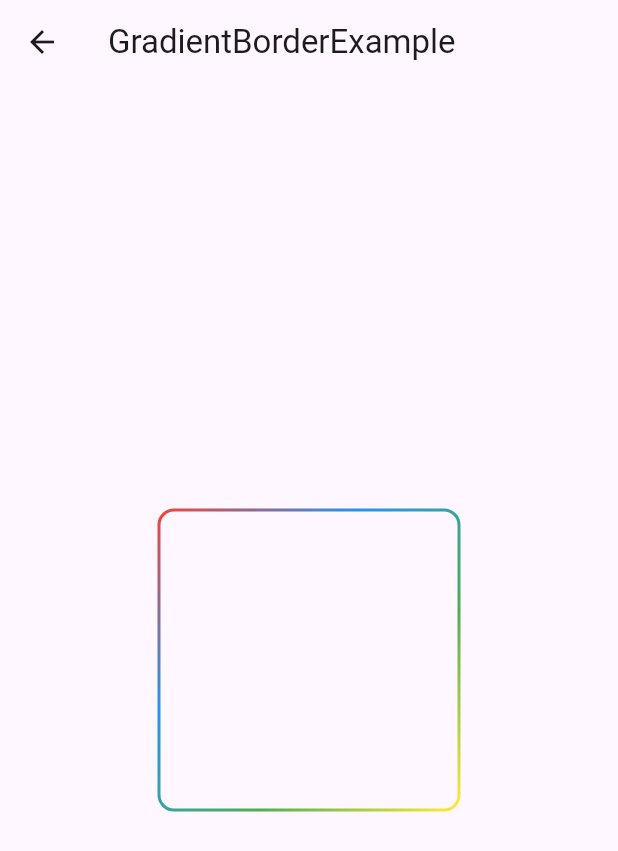
After one commit to ArturoYi/fast_package, a Flutter app: the GradientBorderExample screen opened by its route, on a phone screen of 412 x 824 dp. The commit adds this screen. Shown: the top 851 px of the screen. Run offline on Flutter 3.47's test engine with Material 3 defaults, Android fonts, the phone set to English and light mode, and no system bars.

Commit message:
渐变边框

```diff
--- /dev/null
+++ b/example/lib/pages/gradient_border_example/gradient_border_example.dart
@@ -0,0 +1,51 @@
+import 'package:fast_package/fast_gradient_borders/gradient_box_borders.dart';
+import 'package:flutter/material.dart';
+
+class GradientBorderExample extends StatefulWidget {
+  const GradientBorderExample({super.key});
+
+  @override
+  State<GradientBorderExample> createState() => _GradientBorderExampleState();
+}
+
+class _GradientBorderExampleState extends State<GradientBorderExample> {
+  @override
+  Widget build(BuildContext context) {
+    return Scaffold(
+      appBar: AppBar(
+        title: const Text("GradientBorderExample"),
+      ),
+      body: Center(
+        child: Column(
+          mainAxisAlignment: MainAxisAlignment.center,
+          crossAxisAlignment: CrossAxisAlignment.center,
+          children: [
+            const SizedBox(
+              width: double.infinity,
+            ),
+            Container(
+              width: 200,
+              height: 200,
+              decoration: const BoxDecoration(
+                border: GradientBoxBorders(
+                  gradient: LinearGradient(
+                    colors: [
+                      Colors.red,
+                      Colors.blue,
+                      Colors.green,
+                      Colors.yellow,
+                    ],
+                    begin: Alignment.topLeft,
+                    end: Alignment.bottomRight
+                  ),
+                  width: 2,
+                ),
+                borderRadius: BorderRadius.all(Radius.circular(10)),
+              ),
+            ),
+          ],
+        ),
+      ),
+    );
+  }
+}
--- a/example/lib/pages/index/example_index.dart
+++ b/example/lib/pages/index/example_index.dart
@@ -5,7 +5,8 @@ class ExampleIndex extends StatelessWidget {
   ExampleIndex({super.key});
 
   final List<ListType> exampleList = [
-    ListType(name: "double example", path: ExampleRoute.debounce),
+    ListType(name: "debounce example", path: ExampleRoute.debounce),
+    ListType(name: "border example", path: ExampleRoute.border),
   ];
 
   @override
--- a/example/lib/routes/routes.dart
+++ b/example/lib/routes/routes.dart
@@ -1,4 +1,5 @@
 import 'package:example/pages/debounce_example/debounce_example.dart';
+import 'package:example/pages/gradient_border_example/gradient_border_example.dart';
 import 'package:example/pages/index/example_index.dart';
 import 'package:flutter/cupertino.dart';
 
@@ -15,10 +16,13 @@ class ExampleRoute {
   static String overlay = '/overlay';
   //dash
   static String dash = '/dash';
+  //border
+  static String border = '/border';
 
   static Map<String, Widget Function(BuildContext)> get routes => {
         index: (context) => ExampleIndex(),
         detail: (context) => const Placeholder(),
         debounce: (context) => const DebounceExample(),
+        border: (context) => const GradientBorderExample(),
       };
 }
--- a/example/pubspec.yaml
+++ b/example/pubspec.yaml
@@ -13,7 +13,7 @@ dependencies:
   cupertino_icons: ^1.0.6
 
   fast_package:
-    path: ../../fast-package
+    path: ../../fast_package
 
 dev_dependencies:
   flutter_test:
--- a/lib/fast_debounce/fast_debounce.dart
+++ b/lib/fast_debounce/fast_debounce.dart
@@ -1,4 +1,4 @@
-import 'package:fast_package/use_package.dart';
+import 'dart:async' show Timer;
 
 /// 定义一个void回调作为参数，避免导入过多的包
 /// A void callback, i.e. (){}, so we don't need to import e.g. `dart.ui`
--- /dev/null
+++ b/lib/fast_gradient_borders/gradient_box_borders.dart
@@ -0,0 +1,127 @@
+import 'package:flutter/rendering.dart';
+
+/// A custom [BoxBorder] that paints a gradient border around a box.
+/// 一个自定义的 [BoxBorder]，用于在盒子周围绘制渐变边框。
+///
+/// This border can be used to create gradient borders for both rectangular and circular shapes.
+/// The gradient and width of the border can be customized through the constructor parameters.
+/// 这个边框可以用于创建矩形和圆形的渐变边框。
+/// 边框的渐变效果和宽度可以通过构造函数参数进行自定义。
+class GradientBoxBorders extends BoxBorder {
+  final Gradient gradient;
+  final double width;
+
+  /// Creates a gradient border with the specified [gradient] and [width].
+  /// 创建一个具有指定 [gradient] 和 [width] 的渐变边框。
+  ///
+  /// The [gradient] parameter defines how the border's color will transition.
+  /// [gradient] 参数定义了边框颜色的过渡方式。
+  ///
+  /// The [width] parameter determines the thickness of the border.
+  /// [width] 参数决定了边框的粗细。
+  const GradientBoxBorders({required this.gradient, required this.width});
+
+  @override
+  BorderSide get bottom => BorderSide.none;
+
+  @override
+  EdgeInsetsGeometry get dimensions => EdgeInsets.all(width);
+
+  @override
+  bool get isUniform => true;
+
+  /// Creates and configures a [Paint] object for drawing the gradient border.
+  /// 创建并配置一个用于绘制渐变边框的 [Paint] 对象。
+  ///
+  /// The [rect] parameter defines the area where the gradient will be applied.
+  /// [rect] 参数定义了渐变效果将被应用的区域。
+  Paint _getPaint(Rect rect) {
+    return Paint()
+      ..shader = gradient.createShader(rect)
+      ..strokeWidth = width
+      ..style = PaintingStyle.stroke;
+  }
+
+  /// Draws a rectangular border with optional rounded corners.
+  /// 绘制一个可选带有圆角的矩形边框。
+  ///
+  /// [canvas] is the canvas to draw on.
+  /// [canvas] 是用于绘制的画布。
+  ///
+  /// [rect] defines the area to draw the border around.
+  /// [rect] 定义了要绘制边框的区域。
+  ///
+  /// [paint] contains the gradient and stroke configuration.
+  /// [paint] 包含了渐变和描边的配置。
+  ///
+  /// [borderRadius] optionally defines the corner radius for rounded corners.
+  /// [borderRadius] 可选参数，定义了圆角的半径。
+  void _drawRectangle(
+    Canvas canvas,
+    Rect rect,
+    Paint paint,
+    BorderRadius? borderRadius,
+  ) {
+    final path = Path();
+    if (borderRadius != null) {
+      path.addRRect(borderRadius.toRRect(rect));
+    } else {
+      path.addRect(rect);
+    }
+    canvas.drawPath(path, paint);
+  }
+
+  /// Draws a circular border.
+  /// 绘制一个圆形边框。
+  ///
+  /// [canvas] is the canvas to draw on.
+  /// [canvas] 是用于绘制的画布。
+  ///
+  /// [rect] defines the area to draw the border around.
+  /// [rect] 定义了要绘制边框的区域。
+  ///
+  /// [paint] contains the gradient and stroke configuration.
+  /// [paint] 包含了渐变和描边的配置。
+  void _drawCircle(Canvas canvas, Rect rect, Paint paint) {
+    final path = Path()..addOval(rect);
+    canvas.drawPath(path, paint);
+  }
+
+  @override
+
+  /// Paints the gradient border on the canvas.
+  /// 在画布上绘制渐变边框。
+  ///
+  /// This method handles both rectangular and circular border shapes.
+  /// 这个方法可以处理矩形和圆形两种边框形状。
+  ///
+  /// For rectangular borders, it supports optional rounded corners through [borderRadius].
+  /// 对于矩形边框，通过 [borderRadius] 参数支持可选的圆角效果。
+  @override
+  void paint(
+    Canvas canvas,
+    Rect rect, {
+    TextDirection? textDirection,
+    BoxShape shape = BoxShape.rectangle,
+    BorderRadius? borderRadius,
+  }) {
+    final paint = _getPaint(rect);
+
+    switch (shape) {
+      case BoxShape.rectangle:
+        _drawRectangle(canvas, rect, paint, borderRadius);
+        break;
+      case BoxShape.circle:
+        _drawCircle(canvas, rect, paint);
+        break;
+    }
+  }
+
+  @override
+  ShapeBorder scale(double t) {
+    return this;
+  }
+
+  @override
+  BorderSide get top => BorderSide.none;
+}
--- a/lib/fast_rate_limit/fast_rate_limit.dart
+++ b/lib/fast_rate_limit/fast_rate_limit.dart
@@ -1,4 +1,4 @@
-import 'package:fast_package/use_package.dart';
+import 'dart:async' show Timer;
 
 typedef FastRateLimitCallback = void Function();
 
--- a/lib/fast_throttle/fast_throttle.dart
+++ b/lib/fast_throttle/fast_throttle.dart
@@ -1,4 +1,4 @@
-import 'package:fast_package/use_package.dart';
+import 'dart:async' show Timer;
 
 typedef FastThrottleVoidCallback = void Function();
 
--- a/lib/use_package.dart
+++ /dev/null
@@ -1,2 +0,0 @@
-export 'dart:async' show Timer;
-export 'dart:async' show Completer;
```
Also changed, not shown: lib/fast_extension/string_extension.dart (+99 -10 lines), example/pubspec.lock, 5 other files.
